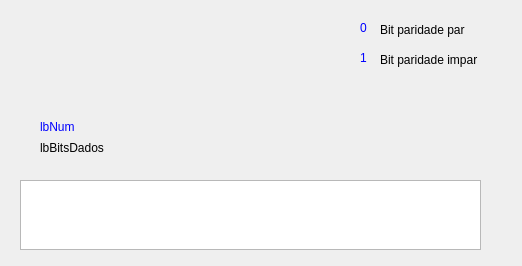
First picture: the form in AlgoritmoHamming/parsimplesform.ui, repository AndreyGFranca/Algoritmo-de-Hammig, before the edit.
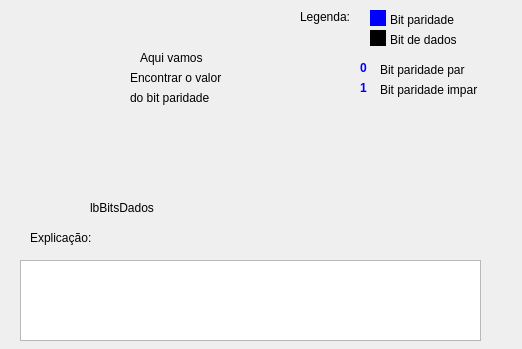
Second picture: the form after the edit. Icons and pictures are not drawn.

Diff of the .ui file:
```diff
--- a/AlgoritmoHamming/parsimplesform.ui
+++ b/AlgoritmoHamming/parsimplesform.ui
@@ -7,9 +7,15 @@
     <x>0</x>
     <y>0</y>
     <width>522</width>
-    <height>266</height>
+    <height>349</height>
    </rect>
   </property>
+  <property name="minimumSize">
+   <size>
+    <width>522</width>
+    <height>266</height>
+   </size>
+  </property>
   <property name="windowTitle">
    <string>Form</string>
   </property>
@@ -17,9 +23,9 @@
    <property name="geometry">
     <rect>
      <x>20</x>
-     <y>180</y>
+     <y>260</y>
      <width>461</width>
-     <height>70</height>
+     <height>81</height>
     </rect>
    </property>
    <property name="textInteractionFlags">
@@ -30,7 +36,7 @@
    <property name="geometry">
     <rect>
      <x>380</x>
-     <y>50</y>
+     <y>80</y>
      <width>131</width>
      <height>20</height>
     </rect>
@@ -43,7 +49,7 @@
    <property name="geometry">
     <rect>
      <x>380</x>
-     <y>20</y>
+     <y>60</y>
      <width>131</width>
      <height>20</height>
     </rect>
@@ -56,13 +62,13 @@
    <property name="geometry">
     <rect>
      <x>360</x>
-     <y>20</y>
+     <y>60</y>
      <width>16</width>
      <height>16</height>
     </rect>
    </property>
    <property name="styleSheet">
-    <string notr="true">color:blue;
+    <string notr="true">font:bold; color:blue;
 </string>
    </property>
    <property name="text">
@@ -73,13 +79,14 @@
    <property name="geometry">
     <rect>
      <x>360</x>
-     <y>50</y>
+     <y>80</y>
      <width>16</width>
      <height>16</height>
     </rect>
    </property>
    <property name="styleSheet">
-    <string notr="true">color:blue;
+    <string notr="true">font: bold;
+color:blue;
 </string>
    </property>
    <property name="text">
@@ -89,12 +96,21 @@
   <widget class="QLabel" name="lbBitsDados">
    <property name="geometry">
     <rect>
-     <x>40</x>
-     <y>140</y>
+     <x>90</x>
+     <y>200</y>
      <width>381</width>
      <height>16</height>
     </rect>
    </property>
+   <property name="maximumSize">
+    <size>
+     <width>381</width>
+     <height>16</height>
+    </size>
+   </property>
+   <property name="styleSheet">
+    <string notr="true">font: 12pt &quot;Sans Serif&quot;;</string>
+   </property>
    <property name="text">
     <string>lbBitsDados</string>
    </property>
@@ -102,17 +118,175 @@
   <widget class="QLabel" name="lbNum">
    <property name="geometry">
     <rect>
-     <x>40</x>
-     <y>120</y>
+     <x>300</x>
+     <y>10</y>
      <width>59</width>
      <height>14</height>
     </rect>
    </property>
+   <property name="text">
+    <string>Legenda:</string>
+   </property>
+  </widget>
+  <widget class="QLabel" name="label_6">
+   <property name="geometry">
+    <rect>
+     <x>370</x>
+     <y>10</y>
+     <width>21</width>
+     <height>16</height>
+    </rect>
+   </property>
+   <property name="autoFillBackground">
+    <bool>false</bool>
+   </property>
+   <property name="text">
+    <string/>
+   </property>
+  </widget>
+  <widget class="QLabel" name="label_13">
+   <property name="geometry">
+    <rect>
+     <x>370</x>
+     <y>10</y>
+     <width>16</width>
+     <height>16</height>
+    </rect>
+   </property>
    <property name="styleSheet">
-    <string notr="true">color:blue;</string>
+    <string notr="true">background: rgb(0, 0, 255)</string>
    </property>
    <property name="text">
-    <string>lbNum</string>
+    <string/>
+   </property>
+  </widget>
+  <widget class="QLabel" name="label_7">
+   <property name="geometry">
+    <rect>
+     <x>390</x>
+     <y>10</y>
+     <width>131</width>
+     <height>20</height>
+    </rect>
+   </property>
+   <property name="text">
+    <string>Bit paridade</string>
+   </property>
+  </widget>
+  <widget class="QLabel" name="label_14">
+   <property name="geometry">
+    <rect>
+     <x>370</x>
+     <y>30</y>
+     <width>16</width>
+     <height>16</height>
+    </rect>
+   </property>
+   <property name="styleSheet">
+    <string notr="true">background: rgb(0, 0, 0)</string>
+   </property>
+   <property name="text">
+    <string/>
+   </property>
+  </widget>
+  <widget class="QLabel" name="label_8">
+   <property name="geometry">
+    <rect>
+     <x>390</x>
+     <y>30</y>
+     <width>131</width>
+     <height>20</height>
+    </rect>
+   </property>
+   <property name="text">
+    <string>Bit de dados</string>
+   </property>
+  </widget>
+  <widget class="QLabel" name="label_9">
+   <property name="geometry">
+    <rect>
+     <x>0</x>
+     <y>90</y>
+     <width>181</width>
+     <height>111</height>
+    </rect>
+   </property>
+   <property name="text">
+    <string/>
+   </property>
+   <property name="pixmap">
+    <pixmap>../../../../Pictures/teste/dog.png</pixmap>
+   </property>
+  </widget>
+  <widget class="QLabel" name="label_10">
+   <property name="geometry">
+    <rect>
+     <x>110</x>
+     <y>10</y>
+     <width>171</width>
+     <height>131</height>
+    </rect>
+   </property>
+   <property name="text">
+    <string/>
+   </property>
+   <property name="pixmap">
+    <pixmap>../../../../Pictures/teste/9994-200.png</pixmap>
+   </property>
+  </widget>
+  <widget class="QLabel" name="label_11">
+   <property name="geometry">
+    <rect>
+     <x>140</x>
+     <y>50</y>
+     <width>81</width>
+     <height>16</height>
+    </rect>
+   </property>
+   <property name="text">
+    <string>Aqui vamos</string>
+   </property>
+  </widget>
+  <widget class="QLabel" name="label_12">
+   <property name="geometry">
+    <rect>
+     <x>130</x>
+     <y>70</y>
+     <width>111</width>
+     <height>16</height>
+    </rect>
+   </property>
+   <property name="text">
+    <string>Encontrar o valor</string>
+   </property>
+  </widget>
+  <widget class="QLabel" name="label_15">
+   <property name="geometry">
+    <rect>
+     <x>130</x>
+     <y>90</y>
+     <width>91</width>
+     <height>16</height>
+    </rect>
+   </property>
+   <property name="text">
+    <string>do bit paridade</string>
+   </property>
+  </widget>
+  <widget class="QLabel" name="label_17">
+   <property name="geometry">
+    <rect>
+     <x>30</x>
+     <y>230</y>
+     <width>111</width>
+     <height>16</height>
+    </rect>
+   </property>
+   <property name="styleSheet">
+    <string notr="true">font: italic 12pt &quot;Sans Serif&quot;;</string>
+   </property>
+   <property name="text">
+    <string>Explicação:</string>
    </property>
   </widget>
  </widget>
```
Left out of the diff: 4 changed lines with no effect on the pictures.
